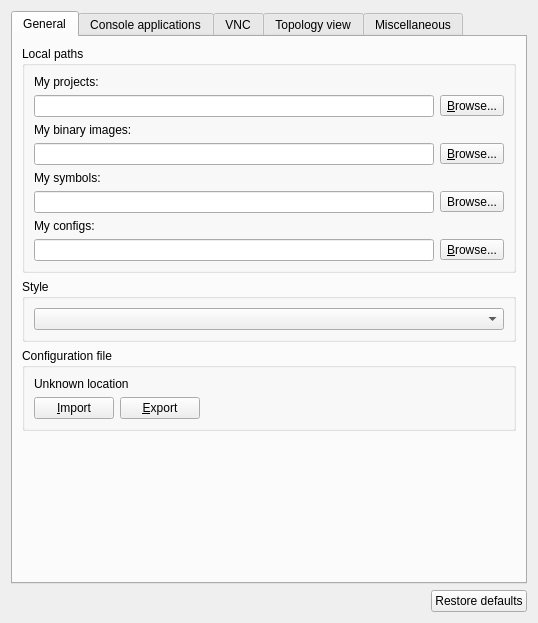
First picture: the form in gns3/ui/general_preferences_page.ui, repository GNS3/gns3-gui, before the edit.
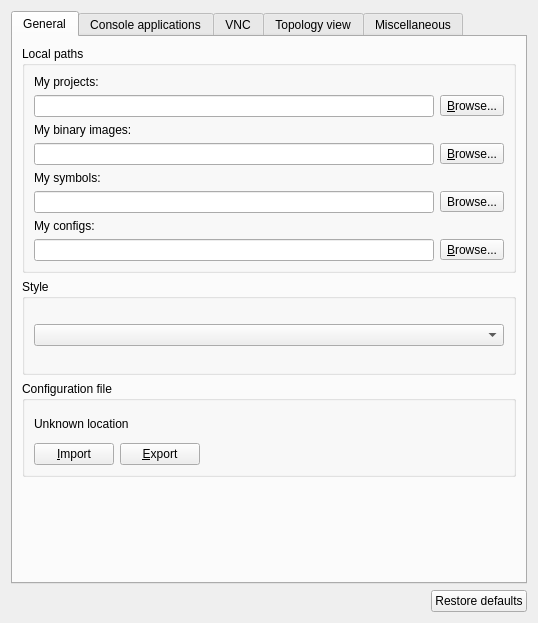
Second picture: the form after the edit.

Commit message:
Fix display of server preferences on small screen
Fix #882

```diff
--- a/gns3/ui/general_preferences_page.ui
+++ b/gns3/ui/general_preferences_page.ui
@@ -158,6 +158,12 @@
        </item>
        <item>
         <widget class="QGroupBox" name="uiStyleGroupBox">
+         <property name="sizePolicy">
+          <sizepolicy hsizetype="MinimumExpanding" vsizetype="MinimumExpanding">
+           <horstretch>0</horstretch>
+           <verstretch>0</verstretch>
+          </sizepolicy>
+         </property>
          <property name="title">
           <string>Style</string>
          </property>
@@ -170,6 +176,12 @@
        </item>
        <item>
         <widget class="QGroupBox" name="uiConfigurationFileGroupBox">
+         <property name="sizePolicy">
+          <sizepolicy hsizetype="MinimumExpanding" vsizetype="MinimumExpanding">
+           <horstretch>0</horstretch>
+           <verstretch>0</verstretch>
+          </sizepolicy>
+         </property>
          <property name="title">
           <string>Configuration file</string>
          </property>
```
Left out of the diff: 6 changed lines with no effect on the pictures. The commit also changes 3 other files.
